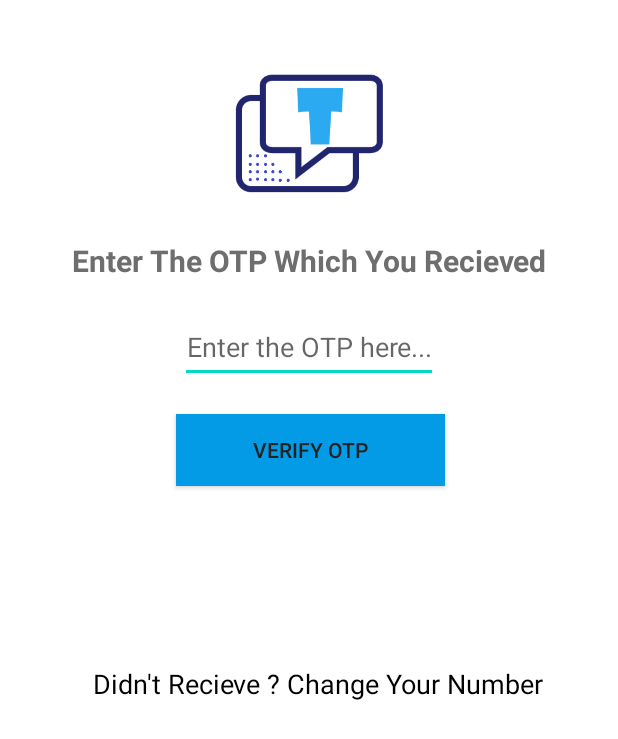
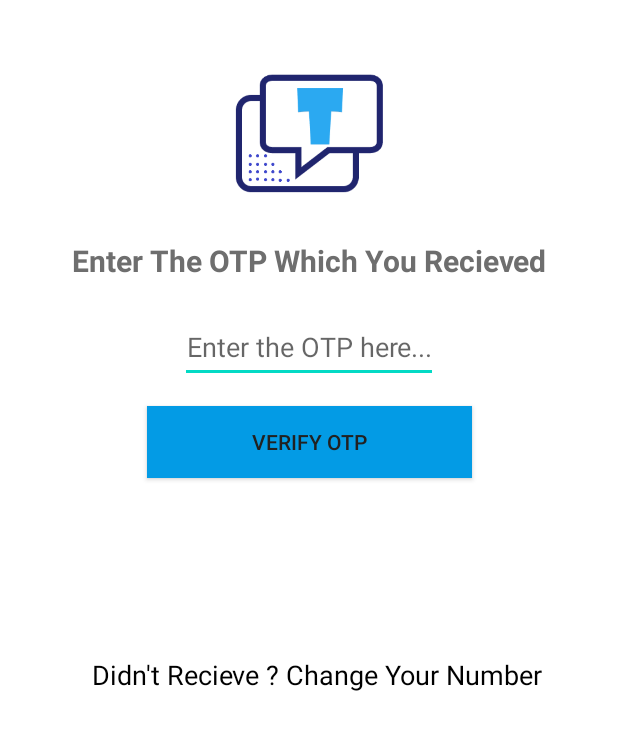
Before and after one commit to iamrajsingh/TwisterChat, an Android app: the otpAuthentication screen opened directly, with no data from a screen before it, on a phone screen of 412 x 824 dp. Shown: the top 739 px of the screen. Run offline under Robolectric (Android 15) with nearby library versions, the phone set to English and light mode, and no system bars; our stand-ins replace Firebase (no records; nobody signed in at launch, a user with empty details on screens opened directly).

Commit message:
UI Improved

```diff
--- a/app/src/main/java/com/example/twisterchat/MessagesAdapter.java
+++ b/app/src/main/java/com/example/twisterchat/MessagesAdapter.java
@@ -123,6 +123,4 @@ public class MessagesAdapter extends RecyclerView.Adapter {
     }
 
 
-
-
 }
--- a/app/src/main/res/layout/activity_otp_verifiication.xml
+++ b/app/src/main/res/layout/activity_otp_verifiication.xml
@@ -53,12 +53,14 @@
 
     <TextView
         android:id="@+id/changenumber"
-        android:layout_width="wrap_content"
+        android:layout_width="324dp"
         android:layout_height="wrap_content"
         android:layout_below="@id/getotp"
+        android:layout_alignParentStart="true"
         android:layout_alignParentEnd="true"
-        android:layout_marginTop="188dp"
-        android:layout_marginEnd="49dp"
+        android:layout_marginStart="61dp"
+        android:layout_marginTop="182dp"
+        android:layout_marginEnd="26dp"
         android:text="Didn't Recieve ? Change Your Number"
         android:textColor="@color/black"
         android:textSize="18sp">
@@ -67,14 +69,14 @@
 
     <android.widget.Button
         android:id="@+id/verifyotp"
-        android:layout_width="179dp"
-        android:layout_height="48dp"
+        android:layout_width="165dp"
+        android:layout_height="wrap_content"
         android:layout_below="@id/changenumber"
         android:layout_alignParentStart="true"
         android:layout_alignParentEnd="true"
-        android:layout_marginStart="117dp"
-        android:layout_marginTop="-192dp"
-        android:layout_marginEnd="115dp"
+        android:layout_marginStart="98dp"
+        android:layout_marginTop="-191dp"
+        android:layout_marginEnd="97dp"
         android:background="#039BE5"
         android:paddingLeft="40dp"
         android:paddingRight="40dp"
```
Also changed, not shown: app/src/main/java/com/example/twisterchat/PagerAdapter.java (+1 -11 lines), app/src/main/java/com/example/twisterchat/callFragment.java (deleted, +0 -19 lines), app/src/main/java/com/example/twisterchat/chatActivity.java (+5 -9 lines), app/src/main/java/com/example/twisterchat/statusFragment.java (deleted, +0 -19 lines), app/src/main/res/layout/activity_chat.xml (+0 -17 lines), app/src/main/res/layout/activity_main.xml (+4 -7 lines), app/src/main/res/layout/activity_profile.xml (+0 -10 lines), app/src/main/res/layout/callfragment.xml (deleted, +0 -20 lines), app/src/main/res/layout/chatviewlayout.xml (+6 -10 lines), app/src/main/res/layout/statusfragment.xml (deleted, +0 -20 lines).
